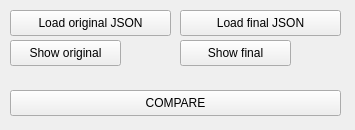
JohnyDevp/bachelor_work, file warehouse_visualizer/src/mainwindow.ui: the form before one commit.
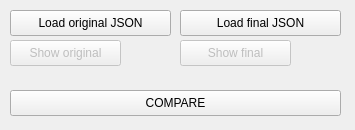
The form after the commit.

The edit to the form file:
```diff
--- a/warehouse_visualizer/src/mainwindow.ui
+++ b/warehouse_visualizer/src/mainwindow.ui
@@ -59,6 +59,9 @@
     </property>
    </widget>
    <widget class="QPushButton" name="btnShowOriginalJson">
+    <property name="enabled">
+     <bool>false</bool>
+    </property>
     <property name="geometry">
      <rect>
       <x>10</x>
@@ -72,6 +75,9 @@
     </property>
    </widget>
    <widget class="QPushButton" name="btnShowFinalJson">
+    <property name="enabled">
+     <bool>false</bool>
+    </property>
     <property name="geometry">
      <rect>
       <x>180</x>
```
